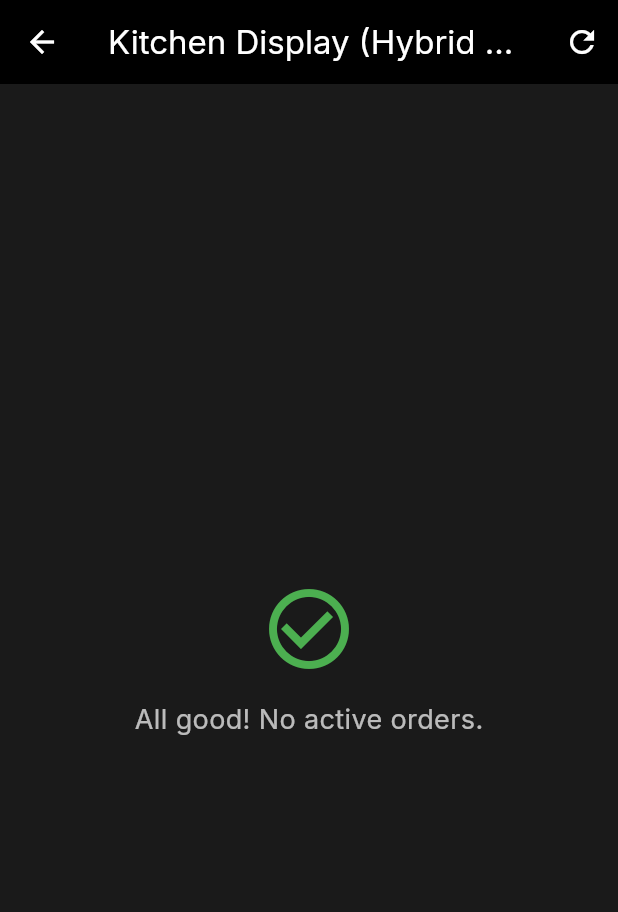
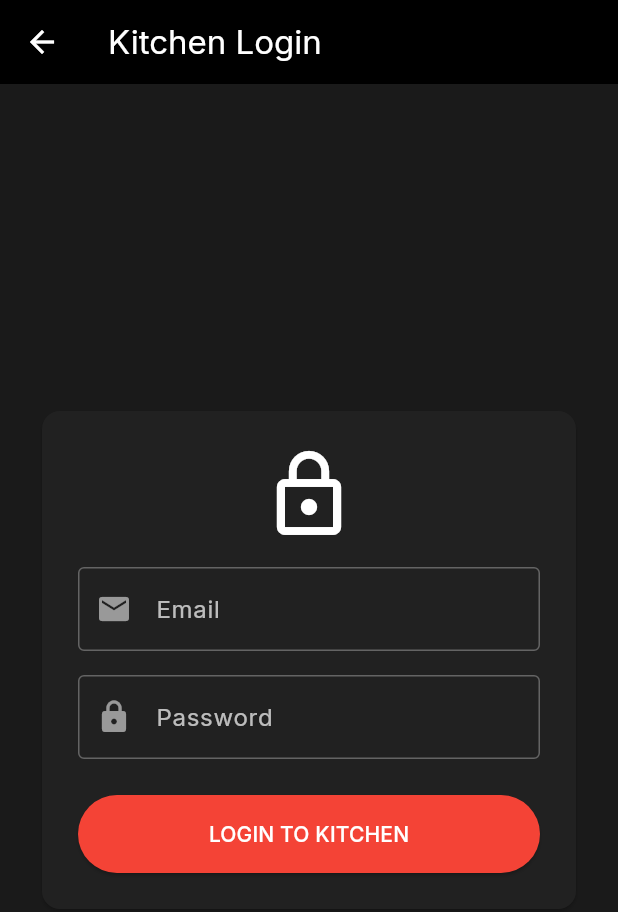
Before and after one commit to tiagofcardoso/manda.ai, a Flutter app: the screen it shows after launch, in the side drawer, after a tap on "Kitchen Display (KDS)", on a phone screen of 412 x 824 dp. Shown: the top 912 px of the screen. Run offline on Flutter 3.47's test engine with Material 3 defaults, Android fonts, the phone set to English and light mode, and no system bars; our stand-ins replace flutter_dotenv, google_fonts, supabase_flutter; accounts and stored records are empty.

Commit message:
kitchen auth

```diff
--- a/app_flutter/lib/main.dart
+++ b/app_flutter/lib/main.dart
@@ -17,8 +17,7 @@ Future<void> main() async {
   // }
 
   const supabaseUrl = 'https://jpysitnnnopomrgjbaxq.supabase.co';
-  const supabaseKey =
-      'eyJhbGciOiJIUzI1NiIsInR5cCI6IkpXVCJ9.eyJpc3MiOiJzdXBhYmFzZSIsInJlZiI6ImpweXNpdG5ubm9wb21yZ2piYXhxIiwicm9sZSI6ImFub24iLCJpYXQiOjE3NjgyODcwNzksImV4cCI6MjA4Mzg2MzA3OX0.1hgMbhmxSM2azb-0OofxamVL5smpPwm-3ZadlQv_JqA';
+  const supabaseKey = 'sb_publishable_2ydfHF0FqCYOr5ZQ5NZ4QQ_UUDvboCo';
 
   if (supabaseUrl.isEmpty || supabaseKey.isEmpty) {
     debugPrint("CRITICAL: Supabase credentials missing!");
--- a/app_flutter/lib/screens/kitchen_screen.dart
+++ b/app_flutter/lib/screens/kitchen_screen.dart
@@ -65,13 +65,28 @@ class _KitchenScreenState extends State<KitchenScreen> {
   // Fetch active orders (pending, prep) via BACKEND API (Bypasses RLS)
   Future<List<Map<String, dynamic>>> _fetchActiveOrders() async {
     try {
-      final response = await http.get(Uri.parse('$_baseUrl/kds/orders'));
+      final session = _supabase.auth.currentSession;
+      final token = session?.accessToken;
+
+      if (token == null) {
+        debugPrint('Kitchen: No Active Session!');
+        return [];
+      }
+
+      final response = await http.get(
+        Uri.parse('$_baseUrl/kds/orders'),
+        headers: {
+          "Authorization": "Bearer $token",
+          "Content-Type": "application/json",
+        },
+      );
 
       if (response.statusCode == 200) {
         final List<dynamic> data = jsonDecode(response.body);
         return List<Map<String, dynamic>>.from(data);
       } else {
-        debugPrint('Error fetching orders: ${response.statusCode}');
+        debugPrint(
+            'Error fetching orders: ${response.statusCode} ${response.body}');
         return [];
       }
     } catch (e) {
@@ -82,10 +97,25 @@ class _KitchenScreenState extends State<KitchenScreen> {
 
   Future<void> _updateStatus(String orderId, String newStatus) async {
     try {
+      final session = _supabase.auth.currentSession;
+      final token = session?.accessToken;
+
+      if (token == null) {
+        if (mounted) {
+          ScaffoldMessenger.of(context).showSnackBar(
+            const SnackBar(content: Text('Error: Not Authenticated!')),
+          );
+        }
+        return;
+      }
+
       // Use Backend API for updates too
       final response = await http.patch(
         Uri.parse('$_baseUrl/kds/orders/$orderId'),
-        headers: {"Content-Type": "application/json"},
+        headers: {
+          "Authorization": "Bearer $token",
+          "Content-Type": "application/json"
+        },
         body: jsonEncode({"status": newStatus}),
       );
 
@@ -111,8 +141,121 @@ class _KitchenScreenState extends State<KitchenScreen> {
     }
   }
 
+  final _emailController = TextEditingController();
+  final _passwordController = TextEditingController();
+  bool _isLoading = false;
+
+  Future<void> _signIn() async {
+    setState(() => _isLoading = true);
+    try {
+      await _supabase.auth.signInWithPassword(
+        email: _emailController.text.trim(),
+        password: _passwordController.text.trim(),
+      );
+      if (mounted) {
+        setState(() {}); // Rebuild to show orders
+      }
+    } on AuthException catch (e) {
+      if (mounted) {
+        ScaffoldMessenger.of(context).showSnackBar(
+          SnackBar(
+              content: Text('Login Failed: ${e.message}'),
+              backgroundColor: Colors.red),
+        );
+      }
+    } catch (e) {
+      if (mounted) {
+        ScaffoldMessenger.of(context).showSnackBar(
+          SnackBar(content: Text('Error: $e'), backgroundColor: Colors.red),
+        );
+      }
+    } finally {
+      if (mounted) setState(() => _isLoading = false);
+    }
+  }
+
+  Future<void> _signOut() async {
+    await _supabase.auth.signOut();
+    if (mounted) setState(() {});
+  }
+
   @override
   Widget build(BuildContext context) {
+    final session = _supabase.auth.currentSession;
+
+    // Show Login Screen if no session
+    if (session == null) {
+      return Scaffold(
+        appBar: AppBar(
+            title: const Text('Kitchen Login'),
+            backgroundColor: Colors.black,
+            foregroundColor: Colors.white),
+        backgroundColor: const Color(0xFF1a1a1a),
+        body: Center(
+          child: Padding(
+            padding: const EdgeInsets.all(24.0),
+            child: Card(
+              color: Colors.grey[900],
+              child: Padding(
+                padding: const EdgeInsets.all(24.0),
+                child: Column(
+                  mainAxisSize: MainAxisSize.min,
+                  children: [
+                    const Icon(Icons.lock_outline,
+                        size: 64, color: Colors.white),
+                    const SizedBox(height: 16),
+                    TextField(
+                      controller: _emailController,
+                      style: const TextStyle(color: Colors.white),
+                      decoration: const InputDecoration(
+                        labelText: 'Email',
+                        labelStyle: TextStyle(color: Colors.white70),
+                        enabledBorder: OutlineInputBorder(
+                            borderSide: BorderSide(color: Colors.white30)),
+                        focusedBorder: OutlineInputBorder(
+                            borderSide: BorderSide(color: Colors.white)),
+                        prefixIcon: Icon(Icons.email, color: Colors.white54),
+                      ),
+                    ),
+                    const SizedBox(height: 16),
+                    TextField(
+                      controller: _passwordController,
+                      obscureText: true,
+                      style: const TextStyle(color: Colors.white),
+                      decoration: const InputDecoration(
+                        labelText: 'Password',
+                        labelStyle: TextStyle(color: Colors.white70),
+                        enabledBorder: OutlineInputBorder(
+                            borderSide: BorderSide(color: Colors.white30)),
+                        focusedBorder: OutlineInputBorder(
+                            borderSide: BorderSide(color: Colors.white)),
+                        prefixIcon: Icon(Icons.lock, color: Colors.white54),
+                      ),
+                    ),
+                    const SizedBox(height: 24),
+                    SizedBox(
+                      width: double.infinity,
+                      child: ElevatedButton(
+                        style: ElevatedButton.styleFrom(
+                            backgroundColor: Colors.red,
+                            foregroundColor: Colors.white,
+                            padding: const EdgeInsets.all(16)),
+                        onPressed: _isLoading ? null : _signIn,
+                        child: _isLoading
+                            ? const CircularProgressIndicator(
+                                color: Colors.white)
+                            : const Text('LOGIN TO KITCHEN'),
+                      ),
+                    ),
+                  ],
+                ),
+              ),
+            ),
+          ),
+        ),
+      );
+    }
+
     return Scaffold(
       appBar: AppBar(
         title: const Text('Kitchen Display (Hybrid 🔌)'),
@@ -122,6 +265,10 @@ class _KitchenScreenState extends State<KitchenScreen> {
           IconButton(
             icon: const Icon(Icons.refresh),
             onPressed: () => setState(() {}),
+          ),
+          IconButton(
+            icon: const Icon(Icons.logout),
+            onPressed: _signOut,
           )
         ],
       ),
```
Also changed, not shown: 3 other files.
